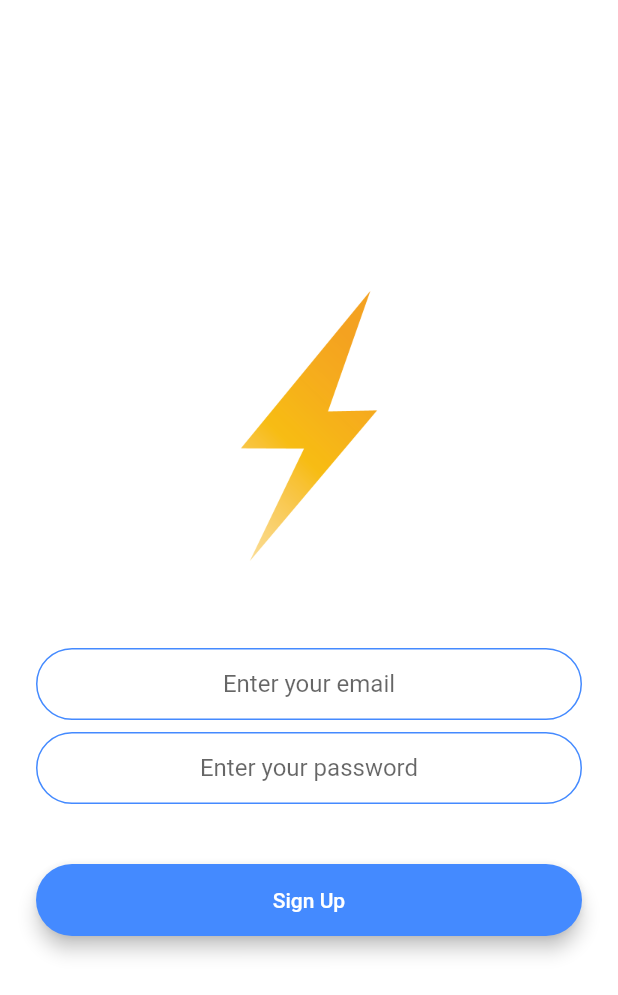
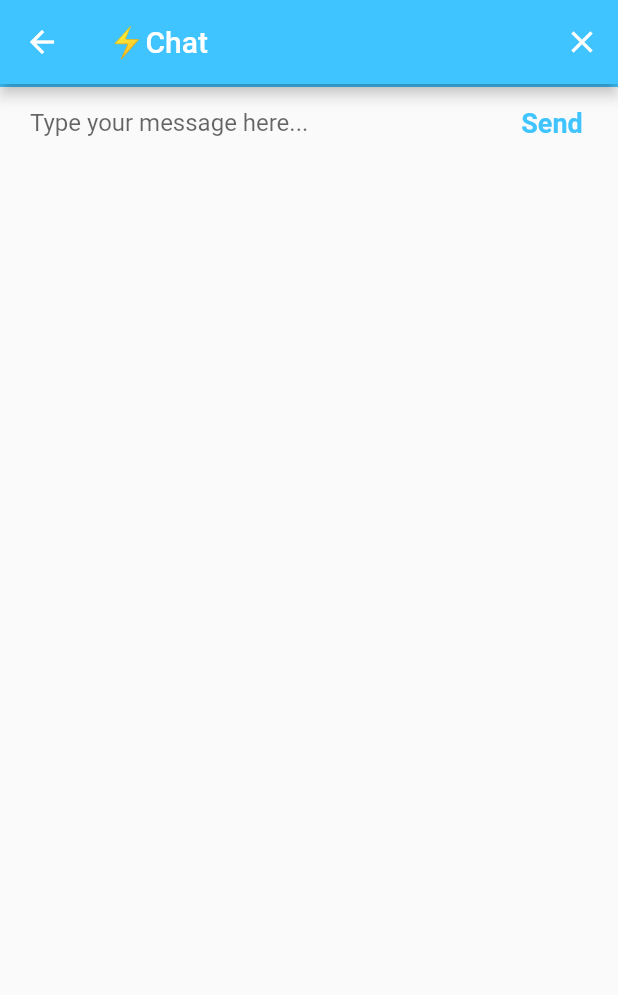
Before and after one commit to Sherajul-Shakil/FlashChat, a Flutter app: the RegistrationScreen screen opened by its route, after a tap on "Sign Up", on a phone screen of 412 x 824 dp. Shown: the top 995 px of the screen. Run offline on Flutter 3.47's test engine with Material 2 defaults, Android fonts, the phone set to English and light mode, and no system bars; our stand-ins replace animated_text_kit, cloud_firestore, firebase_auth; accounts and stored records are empty.

Commit message:
Chat basic UI complete

```diff
--- a/lib/main.dart
+++ b/lib/main.dart
@@ -1,4 +1,5 @@
 import 'package:flash_chat/login_screen.dart';
+import 'package:flash_chat/screens/chat_screen.dart';
 import 'package:flash_chat/screens/registration_screen.dart';
 import 'package:flutter/material.dart';
 import 'package:flash_chat/screens/welcome_screen.dart';
@@ -15,6 +16,7 @@ class FlashChat extends StatelessWidget {
         WelcomeScreen.id: (context) => WelcomeScreen(),
         RegistrationScreen.id: (context) => RegistrationScreen(),
         LoginScreen.id: (context) => LoginScreen(),
+        ChatScreen.id: (context) => ChatScreen(),
       },
     );
   }
--- /dev/null
+++ b/lib/screens/chat_screen.dart
@@ -0,0 +1,62 @@
+import 'package:flutter/material.dart';
+import 'package:flash_chat/constants.dart';
+import 'package:firebase_auth/firebase_auth.dart';
+import 'package:cloud_firestore/cloud_firestore.dart';
+
+class ChatScreen extends StatefulWidget {
+  static const String id = 'chat_screen';
+  @override
+  _ChatScreenState createState() => _ChatScreenState();
+}
+
+class _ChatScreenState extends State<ChatScreen> {
+  final messageTextController = TextEditingController();
+  late String messageText;
+
+  @override
+  Widget build(BuildContext context) {
+    return Scaffold(
+      appBar: AppBar(
+        leading: null,
+        actions: <Widget>[
+          IconButton(icon: Icon(Icons.close), onPressed: () {}),
+        ],
+        title: Text('⚡️Chat'),
+        backgroundColor: Colors.lightBlueAccent,
+      ),
+      body: SafeArea(
+        child: Column(
+          mainAxisAlignment: MainAxisAlignment.spaceBetween,
+          crossAxisAlignment: CrossAxisAlignment.stretch,
+          children: <Widget>[
+            //MessagesStream(),
+            Container(
+              decoration: kMessageContainerDecoration,
+              child: Row(
+                crossAxisAlignment: CrossAxisAlignment.center,
+                children: <Widget>[
+                  Expanded(
+                    child: TextField(
+                      controller: messageTextController,
+                      onChanged: (value) {
+                        messageText = value;
+                      },
+                      decoration: kMessageTextFieldDecoration,
+                    ),
+                  ),
+                  FlatButton(
+                    onPressed: () {},
+                    child: const Text(
+                      'Send',
+                      style: kSendButtonTextStyle,
+                    ),
+                  ),
+                ],
+              ),
+            ),
+          ],
+        ),
+      ),
+    );
+  }
+}
--- a/lib/screens/registration_screen.dart
+++ b/lib/screens/registration_screen.dart
@@ -1,8 +1,8 @@
 import 'package:flash_chat/constants.dart';
+import 'package:flash_chat/screens/chat_screen.dart';
 import 'package:flutter/material.dart';
 import 'package:flash_chat/components/rounded_button.dart';
 import 'package:firebase_auth/firebase_auth.dart';
-// import 'package:modal_progress_hud/modal_progress_hud.dart';
 
 class RegistrationScreen extends StatefulWidget {
   static const String id = 'registration_screen';
@@ -21,7 +21,7 @@ class _RegistrationScreenState extends State<RegistrationScreen> {
     return Scaffold(
       backgroundColor: Colors.white,
       body: Padding(
-        padding: EdgeInsets.symmetric(horizontal: 24.0),
+        padding: const EdgeInsets.symmetric(horizontal: 24.0),
         child: Column(
           mainAxisAlignment: MainAxisAlignment.center,
           crossAxisAlignment: CrossAxisAlignment.stretch,
@@ -65,7 +65,9 @@ class _RegistrationScreenState extends State<RegistrationScreen> {
             RoundedButton(
               title: 'Sign Up',
               colour: Colors.blueAccent,
-              onPressed: () async {},
+              onPressed: () async {
+                Navigator.pushNamed(context, ChatScreen.id);
+              },
             ),
           ],
         ),
--- a/lib/screens/welcome_screen.dart
+++ b/lib/screens/welcome_screen.dart
@@ -21,7 +21,7 @@ class _WelcomeScreenState extends State<WelcomeScreen>
     super.initState();
 
     controller =
-        AnimationController(duration: Duration(seconds: 1), vsync: this);
+        AnimationController(duration: const Duration(seconds: 2), vsync: this);
     animation = ColorTween(begin: Colors.blueGrey, end: Colors.white)
         .animate(controller);
     controller.forward();
```
Also changed, not shown: lib/login_screen.dart (+4 -4 lines).
